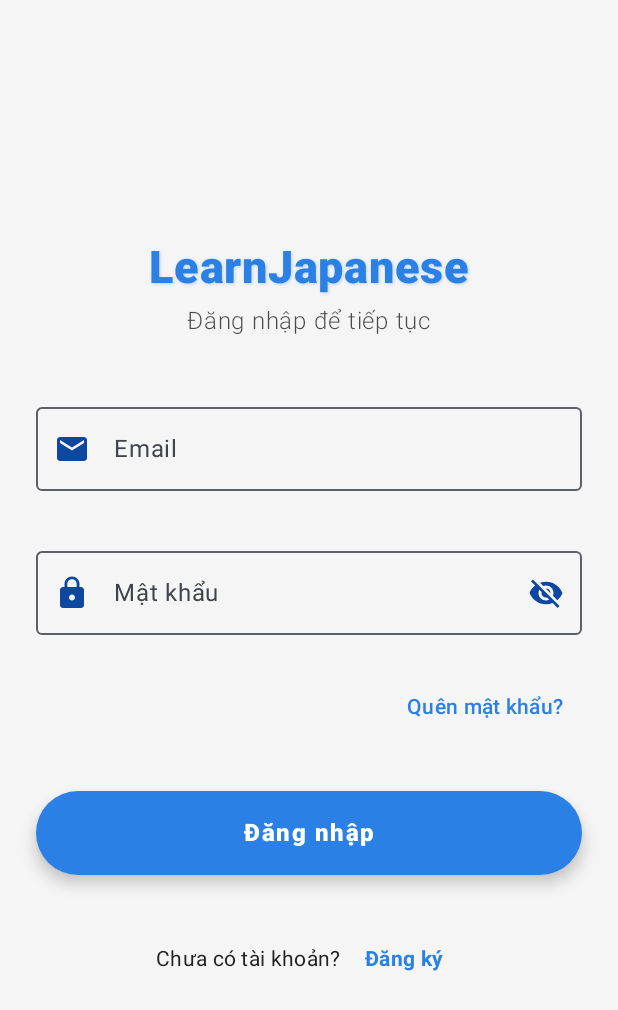
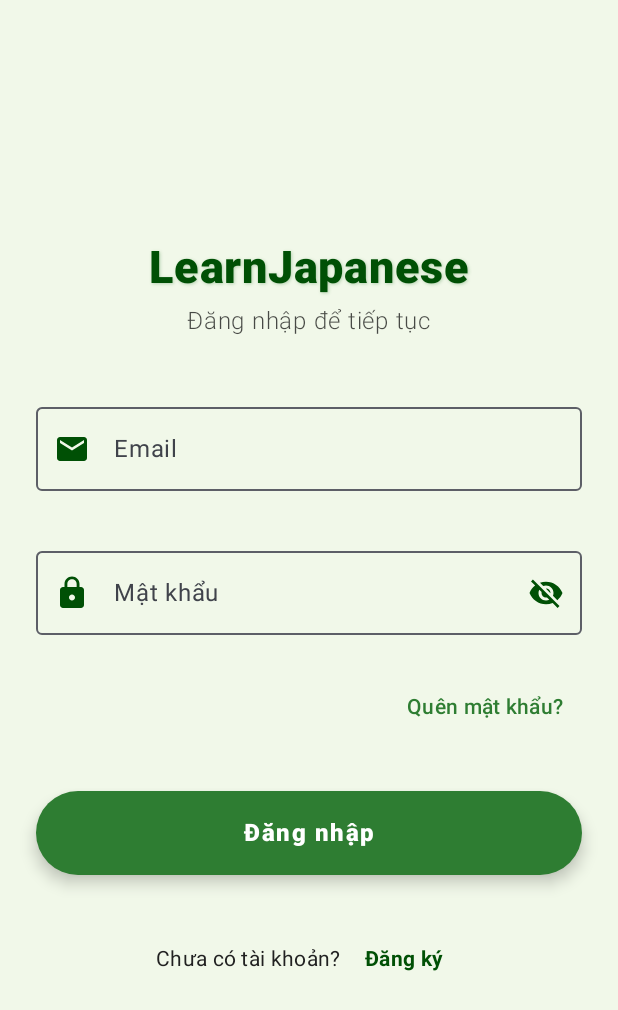
Before and after one commit to MaiVanTinh17072005/Ung_dung_android_DA3, an Android app built with Jetpack Compose: the screen it shows after launch (MainActivity), on a phone screen of 412 x 824 dp. Shown: the top 1010 px of the screen. Run offline under Robolectric (Android 15) with nearby library versions, the phone set to English and light mode, and no system bars; our stand-ins replace accompanist.

Commit message:
tinh update green layout login

```diff
--- a/app/build.gradle.kts
+++ b/app/build.gradle.kts
@@ -54,6 +54,7 @@ dependencies {
     implementation(libs.androidx.ui.graphics)
     implementation(libs.androidx.ui.tooling.preview)
     implementation(libs.androidx.material3)
+    implementation(libs.androidx.espresso.core)
     testImplementation(libs.junit)
     androidTestImplementation(libs.androidx.junit)
     androidTestImplementation(libs.androidx.espresso.core)
--- a/app/src/main/java/com/example/learnjapanese/ui/screens/login/LoginScreen.kt
+++ b/app/src/main/java/com/example/learnjapanese/ui/screens/login/LoginScreen.kt
@@ -13,23 +13,17 @@ import androidx.compose.material3.*
 import androidx.compose.runtime.*
 import androidx.compose.ui.Alignment
 import androidx.compose.ui.Modifier
+import androidx.compose.ui.geometry.Offset
+import androidx.compose.ui.graphics.Color
+import androidx.compose.ui.graphics.Shadow
 import androidx.compose.ui.text.font.FontWeight
 import androidx.compose.ui.text.input.KeyboardType
 import androidx.compose.ui.text.input.PasswordVisualTransformation
 import androidx.compose.ui.text.input.VisualTransformation
+import androidx.compose.ui.text.style.TextAlign
 import androidx.compose.ui.unit.dp
+import androidx.compose.ui.unit.sp
 import com.example.learnjapanese.ui.viewmodels.LoginViewModel
-import androidx.compose.ui.graphics.Color
-import androidx.compose.ui.unit.sp
-import androidx.compose.foundation.layout.WindowInsets
-import androidx.compose.foundation.layout.statusBars
-import androidx.compose.foundation.layout.fillMaxSize
-import androidx.compose.material3.Surface
-
-// Thay đổi import
-import androidx.compose.ui.geometry.Offset
-import androidx.compose.ui.graphics.Shadow
-import androidx.compose.ui.text.style.TextAlign
 import com.google.accompanist.systemuicontroller.rememberSystemUiController
 
 @Composable
@@ -39,26 +33,26 @@ fun LoginScreen(
     onForgotPasswordClick: () -> Unit,
     onLoginSuccess: () -> Unit
 ) {
+    var passwordVisible by remember { mutableStateOf(false) }
+
+    val colors = object {
+        val primary = Color(0xFF2E7D32)
+        val primaryLight = Color(0xFF60AD5E)
+        val primaryDark = Color(0xFF005005)
+        val surface = Color(0xFFF1F8E9)
+    }
+
     val systemUiController = rememberSystemUiController()
-    val statusBarColor = Color(0xFFF5F5F5) // Màu xám nhạt cho status bar
-
     SideEffect {
         systemUiController.setStatusBarColor(
-            color = statusBarColor,
-            darkIcons = true // Icon màu tối vì nền xám nhạt
+            color = colors.surface,
+            darkIcons = true
         )
     }
 
-    var passwordVisible by remember { mutableStateOf(false) }
-
-    val primaryColor = Color(0xFF2B80E5) // Màu xanh đậm (blue dark)
-
-    val iconColor = Color(0xFF0D47A1) // Xanh đậm
-
-
     Surface(
         modifier = Modifier.fillMaxSize(),
-        color = Color(0xFFF5F5F5) // Màu xám nhạt
+        color = colors.surface
     ) {
         Column(
             modifier = Modifier
@@ -70,14 +64,14 @@ fun LoginScreen(
             Text(
                 text = "LearnJapanese",
                 style = MaterialTheme.typography.headlineLarge.copy(
-                    color = primaryColor,
+                    color = colors.primaryDark,
                     fontWeight = FontWeight.ExtraBold,
                     letterSpacing = 0.5.sp,
                     fontSize = 30.sp,
                     textAlign = TextAlign.Center,
                     lineHeight = 32.sp,
                     shadow = Shadow(
-                        color = primaryColor.copy(alpha = 0.3f),
+                        color = colors.primary.copy(alpha = 0.3f),
                         offset = Offset(1f, 1f),
                         blurRadius = 2f
                     )
@@ -118,15 +112,15 @@ fun LoginScreen(
                     Icon(
                         imageVector = Icons.Default.Email,
                         contentDescription = "Email Icon",
-                        tint = iconColor
+                        tint = colors.primaryDark
                     )
                 },
                 colors = OutlinedTextFieldDefaults.colors(
-                    focusedBorderColor = primaryColor,
-                    focusedLabelColor = primaryColor,
-                    focusedLeadingIconColor = iconColor,
-                    cursorColor = primaryColor,
-                    unfocusedLeadingIconColor = iconColor.copy(alpha = 1f)
+                    focusedBorderColor = colors.primary,
+                    focusedLabelColor = colors.primary,
+                    focusedLeadingIconColor = colors.primaryDark,
+                    cursorColor = colors.primary,
+                    unfocusedLeadingIconColor = colors.primaryDark.copy(alpha = 1f)
                 ),
                 modifier = Modifier
                     .fillMaxWidth()
@@ -155,7 +149,7 @@ fun LoginScreen(
                     Icon(
                         imageVector = Icons.Default.Lock,
                         contentDescription = "Password Icon",
-                        tint = iconColor
+                        tint = colors.primaryDark
                     )
                 },
                 trailingIcon = {
@@ -163,18 +157,18 @@ fun LoginScreen(
                         Icon(
                             imageVector = if (passwordVisible) Icons.Default.Visibility else Icons.Default.VisibilityOff,
                             contentDescription = if (passwordVisible) "Ẩn mật khẩu" else "Hiện mật khẩu",
-                            tint = iconColor
+                            tint = colors.primaryDark
                         )
                     }
                 },
                 colors = OutlinedTextFieldDefaults.colors(
-                    focusedBorderColor = primaryColor,
-                    focusedLabelColor = primaryColor,
-                    focusedLeadingIconColor = iconColor,
-                    focusedTrailingIconColor = iconColor,
-                    cursorColor = primaryColor,
-                    unfocusedLeadingIconColor = iconColor.copy( alpha =1f),
-                    unfocusedTrailingIconColor = iconColor.copy(alpha = 1f)
+                    focusedBorderColor = colors.primary,
+                    focusedLabelColor = colors.primary,
+                    focusedLeadingIconColor = colors.primaryDark,
+                    focusedTrailingIconColor = colors.primaryDark,
+                    cursorColor = colors.primary,
+                    unfocusedLeadingIconColor = colors.primaryDark.copy(alpha = 1f),
+                    unfocusedTrailingIconColor = colors.primaryDark.copy(alpha = 1f)
                 ),
                 modifier = Modifier
                     .fillMaxWidth()
@@ -191,7 +185,7 @@ fun LoginScreen(
                     Text(
                         text = "Quên mật khẩu?",
                         style = MaterialTheme.typography.bodyMedium.copy(
-                            color = primaryColor,
+                            color = colors.primary,
                             fontWeight = FontWeight.Medium
                         )
                     )
@@ -208,12 +202,14 @@ fun LoginScreen(
                     .height(56.dp),
                 shape = RoundedCornerShape(28.dp),
                 colors = ButtonDefaults.buttonColors(
-                    containerColor = primaryColor,
+                    containerColor = colors.primary,
                     contentColor = Color.White
                 ),
                 elevation = ButtonDefaults.buttonElevation(
                     defaultElevation = 6.dp,
-                    pressedElevation = 8.dp
+                    pressedElevation = 8.dp,
+                    hoveredElevation = 8.dp,
+                    focusedElevation = 8.dp
                 )
             ) {
                 Text(
@@ -237,11 +233,12 @@ fun LoginScreen(
                         color = Color(0xFF212121) ,
                     )
                 )
+                // Fix the error in the "Đăng ký" button:
                 TextButton(onClick = onRegisterClick) {
                     Text(
                         text = "Đăng ký",
                         style = MaterialTheme.typography.bodyMedium.copy(
-                            color = primaryColor, // Giữ nguyên màu primary không cần alpha
+                            color = colors.primaryDark,
                             fontWeight = FontWeight.Bold
                         )
                     )
```
